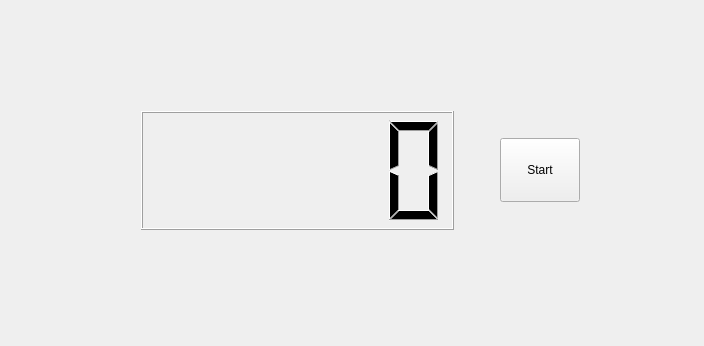
Above: ScreenRecorder/ScreenRecorder/ScreenRecorder.ui from ForSuhr/ScreenRecorder before the change. Below: the same form after it.
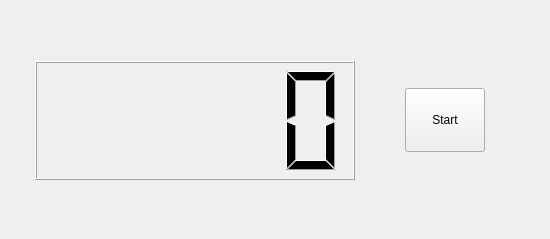
That is the form after the change.

Diff of the .ui file:
```diff
--- a/ScreenRecorder/ScreenRecorder/ScreenRecorder.ui
+++ b/ScreenRecorder/ScreenRecorder/ScreenRecorder.ui
@@ -6,8 +6,8 @@
    <rect>
     <x>0</x>
     <y>0</y>
-    <width>704</width>
-    <height>346</height>
+    <width>550</width>
+    <height>239</height>
    </rect>
   </property>
   <property name="windowTitle">
@@ -16,15 +16,28 @@
   <widget class="QWidget" name="layoutWidget">
    <property name="geometry">
     <rect>
-     <x>130</x>
-     <y>100</y>
-     <width>461</width>
+     <x>20</x>
+     <y>50</y>
+     <width>481</width>
      <height>141</height>
     </rect>
    </property>
    <layout class="QHBoxLayout" name="hbox">
     <item>
-     <widget class="QLCDNumber" name="lcdNumber"/>
+     <widget class="QLCDNumber" name="lcdNumber">
+      <property name="minimumSize">
+       <size>
+        <width>160</width>
+        <height>90</height>
+       </size>
+      </property>
+      <property name="maximumSize">
+       <size>
+        <width>320</width>
+        <height>180</height>
+       </size>
+      </property>
+     </widget>
     </item>
     <item>
      <spacer name="horizontalSpacer">
```
